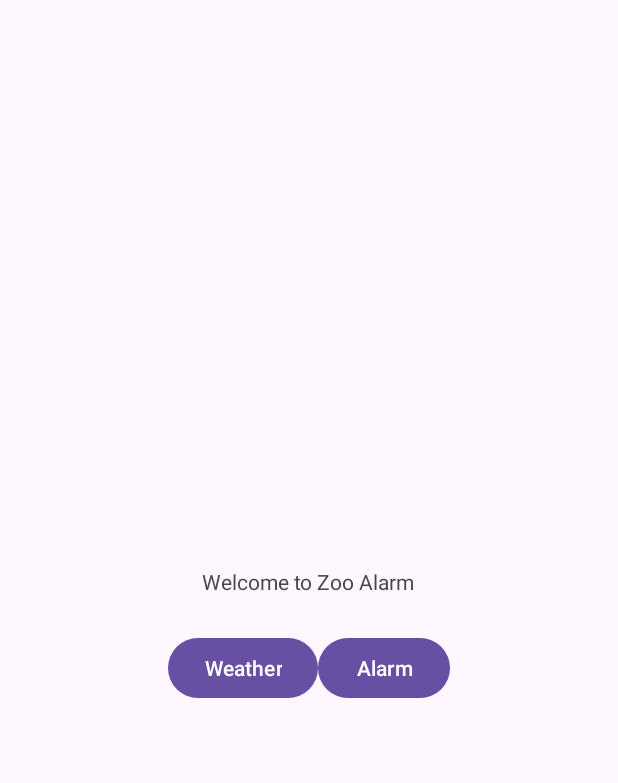
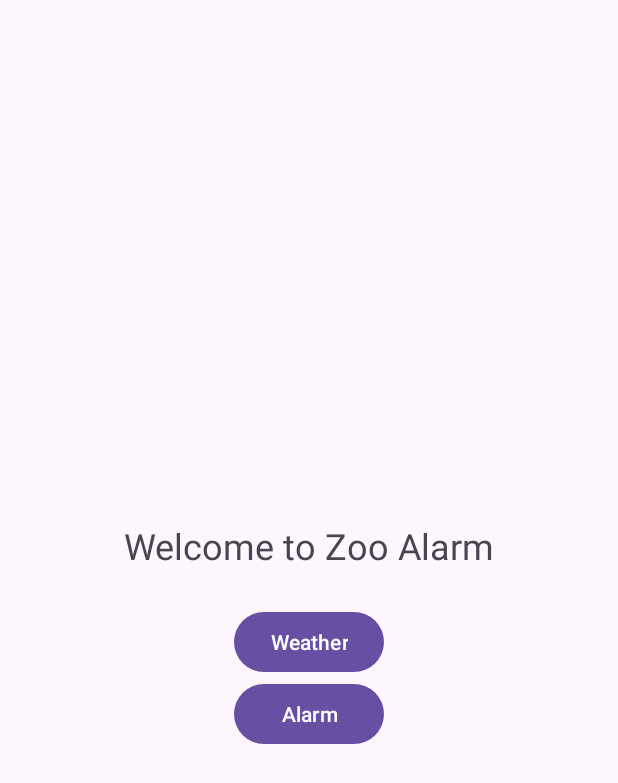
Before and after one commit to cduong2/puzzle-alarm, an Android app: the screen it shows after launch (MainActivity), on a phone screen of 412 x 824 dp. Shown: the top 783 px of the screen. Run offline under Robolectric (Android 15) with nearby library versions, the phone set to English and light mode, and no system bars.

Commit message:
preliminary home screen

```diff
--- a/ZooAlarm/app/src/main/java/com/example/zooalarm/MainActivity.java
+++ b/ZooAlarm/app/src/main/java/com/example/zooalarm/MainActivity.java
@@ -2,13 +2,34 @@ package com.example.zooalarm;
 
 import androidx.appcompat.app.AppCompatActivity;
 
+import android.view.View;
+import android.widget.Button;
 import android.os.Bundle;
+import android.widget.Toast;
 
 public class MainActivity extends AppCompatActivity {
+    private Button mWeatherButton;
+    private Button mAlarmButton;
 
     @Override
     protected void onCreate(Bundle savedInstanceState) {
         super.onCreate(savedInstanceState);
         setContentView(R.layout.activity_main);
+        mWeatherButton = (Button) findViewById(R.id.weather_button);
+        mWeatherButton.setOnClickListener(new View.OnClickListener() {
+            @Override
+            public void onClick(View v) {
+                Toast.makeText(MainActivity.this,
+                        R.string.weather_toast, Toast.LENGTH_SHORT).show();
+            }
+        });
+        mAlarmButton = (Button) findViewById(R.id.alarm_button);
+        mAlarmButton.setOnClickListener(new View.OnClickListener() {
+            @Override
+            public void onClick(View v) {
+                Toast.makeText(MainActivity.this,
+                        R.string.alarm_toast, Toast.LENGTH_SHORT).show();
+            }
+        });
     }
 }
--- a/ZooAlarm/app/src/main/res/layout/activity_main.xml
+++ b/ZooAlarm/app/src/main/res/layout/activity_main.xml
@@ -7,17 +7,20 @@
         android:layout_width="wrap_content"
         android:layout_height="wrap_content"
         android:padding="24dp"
-        android:text="@string/question_text" />
+        android:text="@string/question_text"
+        android:textSize="24dp"/>
     <LinearLayout
         android:layout_width="wrap_content"
         android:layout_height="wrap_content"
-        android:orientation="horizontal">
+        android:orientation="vertical">
         <Button
-            android:layout_width="wrap_content"
+            android:id="@+id/weather_button"
+            android:layout_width="match_parent"
             android:layout_height="wrap_content"
             android:text="@string/weather_button" />
         <Button
-            android:layout_width="wrap_content"
+            android:id="@+id/alarm_button"
+            android:layout_width="match_parent"
             android:layout_height="wrap_content"
             android:text="@string/alarm_button" />
     </LinearLayout>
--- a/ZooAlarm/app/src/main/res/values/strings.xml
+++ b/ZooAlarm/app/src/main/res/values/strings.xml
@@ -3,4 +3,6 @@
     <string name="question_text">Welcome to Zoo Alarm</string>
     <string name="weather_button">Weather</string>
     <string name="alarm_button">Alarm</string>
+    <string name="weather_toast">Clicked Weather!</string>
+    <string name="alarm_toast">Clicked Alarm!</string>
 </resources>
```
